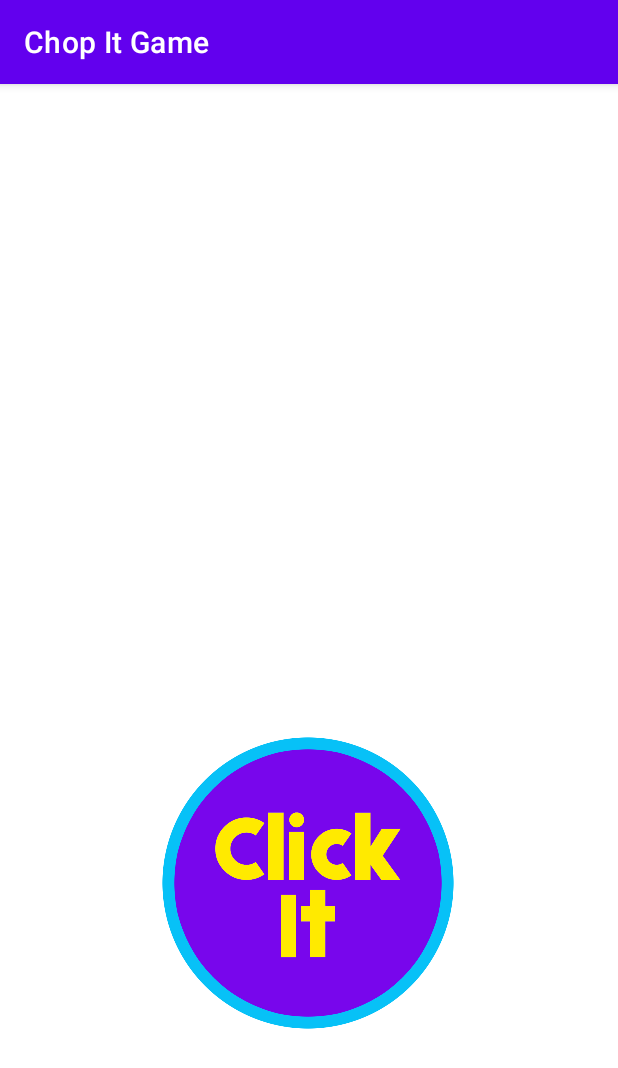
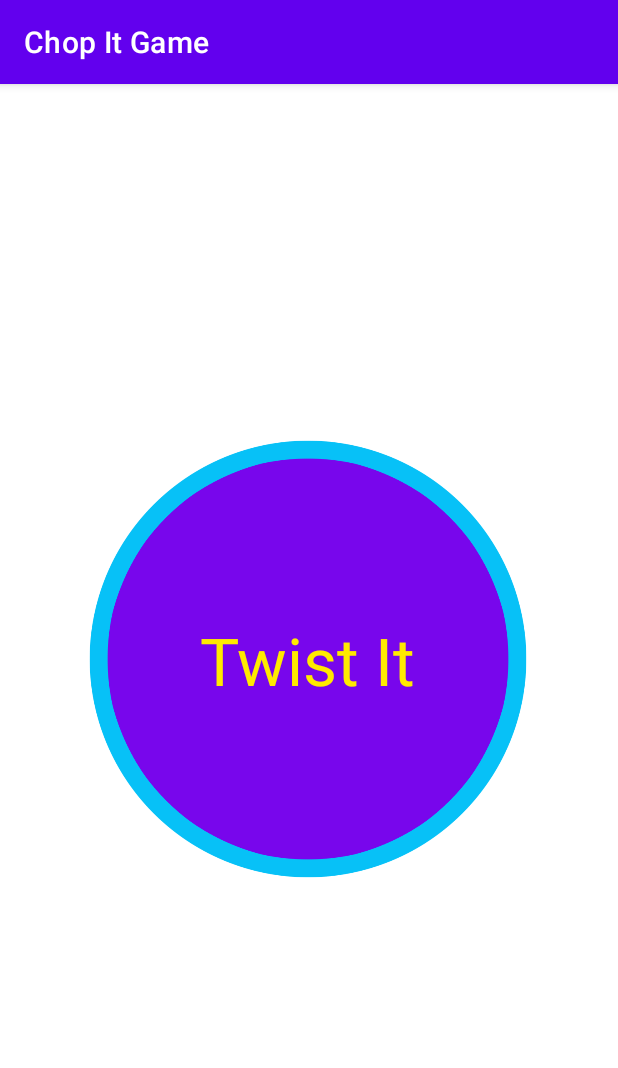
Before and after one commit to timlopes17/Chop-It-Phone-Sensor-Game, an Android app: the GameActivity screen opened directly, with no data from a screen before it, on a phone screen of 412 x 824 dp. Shown: the top 1068 px of the screen. Run offline under Robolectric (Android 15) with nearby library versions, the light colour scheme and no system bars; Roboto replaces fonts that are not available here.

Commit message:
Funtional Game Activity

```diff
--- a/app/src/main/java/edu/temple/chopitgame/GameActivity.kt
+++ b/app/src/main/java/edu/temple/chopitgame/GameActivity.kt
@@ -6,18 +6,32 @@ import android.media.SoundPool
 import android.media.metrics.Event
 import androidx.appcompat.app.AppCompatActivity
 import android.os.Bundle
+import android.os.Handler
 import android.provider.MediaStore
 import android.util.Log
+import android.view.View
+import android.widget.ImageView
+import android.widget.TextView
 import android.widget.Toast
 import kotlin.concurrent.fixedRateTimer
 import kotlin.concurrent.thread
 import kotlin.random.Random
+import android.os.Looper
+
+
+
 
 class GameActivity : AppCompatActivity() {
 
     override fun onCreate(savedInstanceState: Bundle?) {
         super.onCreate(savedInstanceState)
         setContentView(R.layout.activity_game)
+
+        val button = findViewById<ImageView>(R.id.button);
+        val layout = findViewById<View>(R.id.layout)
+        val butWidth = button.layoutParams.width
+        val butHeight = button.layoutParams.height
+        val text = findViewById<TextView>(R.id.text)
 
         var background = MediaPlayer.create(this, R.raw.background)
         background.start()
@@ -44,6 +58,8 @@ class GameActivity : AppCompatActivity() {
             for(n in 0..49){
                 speed = 600F/timeBetween + 0.8F
                 event = events[Random.nextInt(0, 6)]
+                Handler(Looper.getMainLooper()).post(Runnable { text.text = event.title.toString() })
+                //text.text = event.title
                 soundPool?.play(event.soundId, 1F, 1F, 0, 0, speed)
                 Log.d("Game", event.title)
                 Log.d("Game", "Speed: $speed")
--- a/app/src/main/res/layout/activity_game.xml
+++ b/app/src/main/res/layout/activity_game.xml
@@ -7,29 +7,31 @@
     tools:context=".GameActivity">
 
     <TextView
-        android:id="@+id/appTitle"
+        android:id="@+id/text"
         android:layout_width="wrap_content"
         android:layout_height="wrap_content"
+        android:elevation="2dp"
         android:fontFamily="@font/fugaz_one"
-        android:textColor="#6A00FF"
-        android:textSize="48sp"
+        android:textColor="#FFEA00"
+        android:textSize="44sp"
         app:layout_constraintBottom_toBottomOf="parent"
+        app:layout_constraintHorizontal_bias="0.498"
         app:layout_constraintLeft_toLeftOf="parent"
         app:layout_constraintRight_toRightOf="parent"
-        app:layout_constraintTop_toTopOf="parent"
-        app:layout_constraintVertical_bias="0.204" />
+        app:layout_constraintTop_toTopOf="parent" />
 
     <ImageView
         android:id="@+id/button"
-        android:layout_width="200dp"
-        android:layout_height="200dp"
+        android:layout_width="300dp"
+        android:layout_height="300dp"
+        android:elevation="1dp"
         app:layout_constraintBottom_toBottomOf="parent"
         app:layout_constraintEnd_toEndOf="parent"
-        app:layout_constraintHorizontal_bias="0.497"
+        app:layout_constraintHorizontal_bias="0.495"
         app:layout_constraintStart_toStartOf="parent"
         app:layout_constraintTop_toTopOf="parent"
-        app:layout_constraintVertical_bias="0.762"
-        app:srcCompat="@drawable/button"
-        tools:srcCompat="@drawable/button" />
+        app:layout_constraintVertical_bias="0.498"
+        app:srcCompat="@drawable/buttonblank"
+        tools:srcCompat="@drawable/buttonblank" />
 
 </androidx.constraintlayout.widget.ConstraintLayout>
--- a/app/src/main/res/layout/activity_main.xml
+++ b/app/src/main/res/layout/activity_main.xml
@@ -7,7 +7,7 @@
     tools:context=".MainActivity">
 
     <TextView
-        android:id="@+id/appTitle"
+        android:id="@+id/text"
         android:layout_width="wrap_content"
         android:layout_height="wrap_content"
         android:fontFamily="@font/fugaz_one"
```
Also changed, not shown: app/src/main/res/drawable/buttonblank.png (added).
